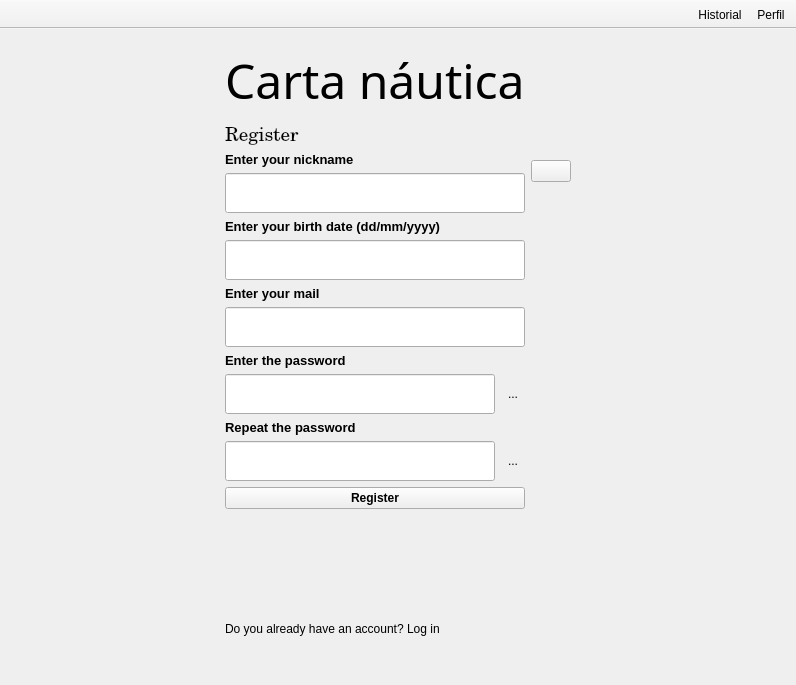
Above: mainwindow.ui from raqquel21/carta-nautica before the change. Below: the same form after it.
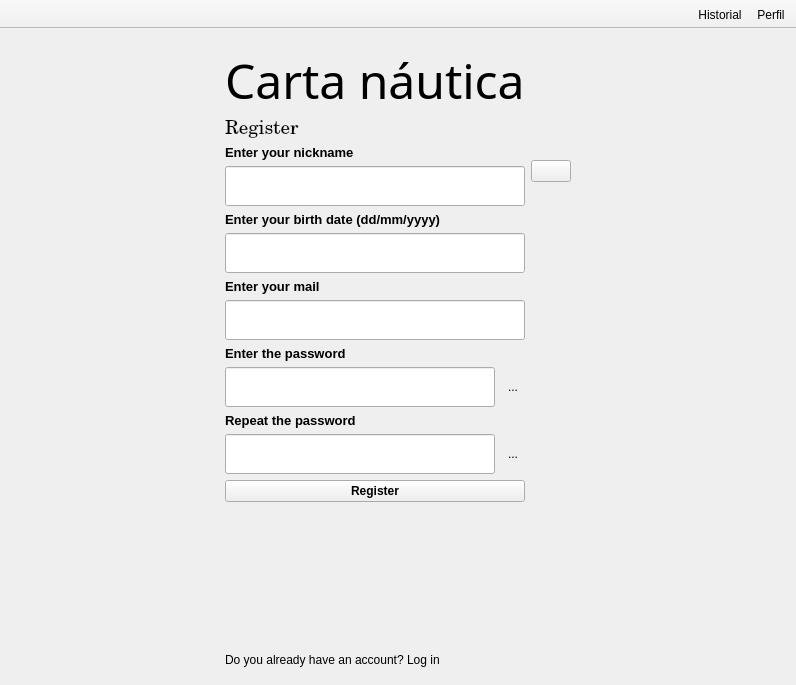
That is the form after the change. The open tabs and pages were chosen to show the change. Icons and pictures are not drawn.

Commit message: pequeños cambios

The edit to the form file:
```diff
--- a/mainwindow.ui
+++ b/mainwindow.ui
@@ -14,15 +14,9 @@
    <string>MainWindow</string>
   </property>
   <widget class="QWidget" name="centralwidget">
+   <layout class="QGridLayout" name="gridLayout_3">
+    <item row="0" column="0">
    <widget class="QStackedWidget" name="stackedWidget">
-    <property name="geometry">
-     <rect>
-      <x>9</x>
-      <y>9</y>
-      <width>778</width>
-      <height>607</height>
-     </rect>
-    </property>
     <property name="minimumSize">
      <size>
       <width>661</width>
@@ -279,32 +273,22 @@
     </widget>
     <widget class="QWidget" name="Register">
      <layout class="QGridLayout" name="gridLayout_9">
-      <item row="1" column="1">
+        <item row="0" column="2">
+         <spacer name="verticalSpacer_19">
+          <property name="orientation">
+           <enum>Qt::Orientation::Vertical</enum>
+          </property>
+          <property name="sizeHint" stdset="0">
+           <size>
+            <width>20</width>
+            <height>40</height>
+           </size>
+          </property>
+         </spacer>
+        </item>
+        <item row="3" column="2">
        <layout class="QGridLayout" name="gridLayout_10">
-        <item row="1" column="1">
-         <spacer name="verticalSpacer_16">
-          <property name="orientation">
-           <enum>Qt::Orientation::Vertical</enum>
-          </property>
-          <property name="sizeHint" stdset="0">
-           <size>
-            <width>20</width>
-            <height>250</height>
-           </size>
-          </property>
-         </spacer>
-        </item>
-        <item row="17" column="1">
-         <widget class="QLineEdit" name="enter_password_r2">
-          <property name="minimumSize">
-           <size>
-            <width>0</width>
-            <height>40</height>
-           </size>
-          </property>
-         </widget>
-        </item>
-        <item row="16" column="1" colspan="2">
+          <item row="13" column="1" colspan="2">
          <widget class="QLabel" name="label_password_4">
           <property name="font">
            <font>
@@ -317,7 +301,42 @@
           </property>
          </widget>
         </item>
-        <item row="14" column="2">
+          <item row="4" column="1" colspan="2">
+           <widget class="QLineEdit" name="enter_nickname_reg">
+            <property name="sizePolicy">
+             <sizepolicy hsizetype="MinimumExpanding" vsizetype="MinimumExpanding">
+              <horstretch>0</horstretch>
+              <verstretch>0</verstretch>
+             </sizepolicy>
+            </property>
+            <property name="minimumSize">
+             <size>
+              <width>0</width>
+              <height>40</height>
+             </size>
+            </property>
+           </widget>
+          </item>
+          <item row="3" column="1" colspan="2">
+           <widget class="QLabel" name="label_enter_nickname">
+            <property name="sizePolicy">
+             <sizepolicy hsizetype="Preferred" vsizetype="Maximum">
+              <horstretch>0</horstretch>
+              <verstretch>0</verstretch>
+             </sizepolicy>
+            </property>
+            <property name="font">
+             <font>
+              <pointsize>10</pointsize>
+              <bold>true</bold>
+             </font>
+            </property>
+            <property name="text">
+             <string>Enter your nickname</string>
+            </property>
+           </widget>
+          </item>
+          <item row="12" column="2">
          <widget class="QToolButton" name="pas2">
           <property name="text">
            <string>...</string>
@@ -330,20 +349,23 @@
           </property>
          </widget>
         </item>
-        <item row="19" column="1" colspan="2">
-         <spacer name="verticalSpacer_15">
-          <property name="orientation">
-           <enum>Qt::Orientation::Vertical</enum>
-          </property>
-          <property name="sizeHint" stdset="0">
-           <size>
-            <width>20</width>
-            <height>350</height>
-           </size>
-          </property>
-         </spacer>
-        </item>
-        <item row="9" column="1" colspan="2">
+          <item row="1" column="1" colspan="2">
+           <widget class="QLabel" name="label_Register">
+            <property name="font">
+             <font>
+              <family>Century</family>
+              <pointsize>14</pointsize>
+             </font>
+            </property>
+            <property name="text">
+             <string>Register</string>
+            </property>
+            <property name="clase" stdset="0">
+             <string>subtitulo</string>
+            </property>
+           </widget>
+          </item>
+          <item row="8" column="1" colspan="2">
          <widget class="QLabel" name="label_enter_nickname_3">
           <property name="sizePolicy">
            <sizepolicy hsizetype="Preferred" vsizetype="Maximum">
@@ -362,19 +384,36 @@
           </property>
          </widget>
         </item>
-        <item row="18" column="1" colspan="2">
-         <widget class="QPushButton" name="buttonRegister">
+          <item row="5" column="1" colspan="2">
+           <widget class="QLabel" name="label_enter_nickname_2">
+            <property name="sizePolicy">
+             <sizepolicy hsizetype="Preferred" vsizetype="Maximum">
+              <horstretch>0</horstretch>
+              <verstretch>0</verstretch>
+             </sizepolicy>
+            </property>
           <property name="font">
            <font>
+              <pointsize>10</pointsize>
             <bold>true</bold>
            </font>
           </property>
           <property name="text">
-           <string>Register</string>
+             <string>Enter your birth date (dd/mm/yyyy)</string>
           </property>
          </widget>
         </item>
-        <item row="10" column="1" colspan="2">
+          <item row="12" column="1">
+           <widget class="QLineEdit" name="enter_password_r1">
+            <property name="minimumSize">
+             <size>
+              <width>0</width>
+              <height>40</height>
+             </size>
+            </property>
+           </widget>
+          </item>
+          <item row="9" column="1" colspan="2">
          <widget class="QLineEdit" name="enter_mail">
           <property name="sizePolicy">
            <sizepolicy hsizetype="MinimumExpanding" vsizetype="MinimumExpanding">
@@ -390,7 +429,29 @@
           </property>
          </widget>
         </item>
-        <item row="12" column="1" colspan="2">
+          <item row="14" column="1">
+           <widget class="QLineEdit" name="enter_password_r2">
+            <property name="minimumSize">
+             <size>
+              <width>0</width>
+              <height>40</height>
+             </size>
+            </property>
+           </widget>
+          </item>
+          <item row="15" column="1" colspan="2">
+           <widget class="QPushButton" name="buttonRegister">
+            <property name="font">
+             <font>
+              <bold>true</bold>
+             </font>
+            </property>
+            <property name="text">
+             <string>Register</string>
+            </property>
+           </widget>
+          </item>
+          <item row="10" column="1" colspan="2">
          <widget class="QLabel" name="label_password_3">
           <property name="font">
            <font>
@@ -403,87 +464,20 @@
           </property>
          </widget>
         </item>
+          <item row="16" column="1" colspan="2">
+           <spacer name="verticalSpacer_15">
+            <property name="orientation">
+             <enum>Qt::Orientation::Vertical</enum>
+            </property>
+            <property name="sizeHint" stdset="0">
+             <size>
+              <width>20</width>
+              <height>350</height>
+             </size>
+            </property>
+           </spacer>
+          </item>
         <item row="6" column="1" colspan="2">
-         <widget class="QLabel" name="label_enter_nickname_2">
-          <property name="sizePolicy">
-           <sizepolicy hsizetype="Preferred" vsizetype="Maximum">
-            <horstretch>0</horstretch>
-            <verstretch>0</verstretch>
-           </sizepolicy>
-          </property>
-          <property name="font">
-           <font>
-            <pointsize>10</pointsize>
-            <bold>true</bold>
-           </font>
-          </property>
-          <property name="text">
-           <string>Enter your birth date (dd/mm/yyyy)</string>
-          </property>
-         </widget>
-        </item>
-        <item row="5" column="1" colspan="2">
-         <widget class="QLineEdit" name="enter_nickname_reg">
-          <property name="sizePolicy">
-           <sizepolicy hsizetype="MinimumExpanding" vsizetype="MinimumExpanding">
-            <horstretch>0</horstretch>
-            <verstretch>0</verstretch>
-           </sizepolicy>
-          </property>
-          <property name="minimumSize">
-           <size>
-            <width>0</width>
-            <height>40</height>
-           </size>
-          </property>
-         </widget>
-        </item>
-        <item row="14" column="1">
-         <widget class="QLineEdit" name="enter_password_r1">
-          <property name="minimumSize">
-           <size>
-            <width>0</width>
-            <height>40</height>
-           </size>
-          </property>
-         </widget>
-        </item>
-        <item row="2" column="1" colspan="2">
-         <widget class="QLabel" name="label_Register">
-          <property name="font">
-           <font>
-            <family>Century</family>
-            <pointsize>14</pointsize>
-           </font>
-          </property>
-          <property name="text">
-           <string>Register</string>
-          </property>
-          <property name="clase" stdset="0">
-           <string>subtitulo</string>
-          </property>
-         </widget>
-        </item>
-        <item row="4" column="1" colspan="2">
-         <widget class="QLabel" name="label_enter_nickname">
-          <property name="sizePolicy">
-           <sizepolicy hsizetype="Preferred" vsizetype="Maximum">
-            <horstretch>0</horstretch>
-            <verstretch>0</verstretch>
-           </sizepolicy>
-          </property>
-          <property name="font">
-           <font>
-            <pointsize>10</pointsize>
-            <bold>true</bold>
-           </font>
-          </property>
-          <property name="text">
-           <string>Enter your nickname</string>
-          </property>
-         </widget>
-        </item>
-        <item row="7" column="1" colspan="2">
          <widget class="QLineEdit" name="enter_birth_date">
           <property name="sizePolicy">
            <sizepolicy hsizetype="MinimumExpanding" vsizetype="MinimumExpanding">
@@ -499,33 +493,7 @@
           </property>
          </widget>
         </item>
-        <item row="15" column="1">
-         <spacer name="verticalSpacer_13">
-          <property name="orientation">
-           <enum>Qt::Orientation::Vertical</enum>
-          </property>
-          <property name="sizeHint" stdset="0">
-           <size>
-            <width>20</width>
-            <height>200</height>
-           </size>
-          </property>
-         </spacer>
-        </item>
-        <item row="11" column="1">
-         <spacer name="verticalSpacer_14">
-          <property name="orientation">
-           <enum>Qt::Orientation::Vertical</enum>
-          </property>
-          <property name="sizeHint" stdset="0">
-           <size>
-            <width>20</width>
-            <height>100</height>
-           </size>
-          </property>
-         </spacer>
-        </item>
-        <item row="17" column="2">
+          <item row="14" column="2">
          <widget class="QToolButton" name="pas3">
           <property name="text">
            <string>...</string>
@@ -543,14 +511,33 @@
         </item>
        </layout>
       </item>
-      <item row="2" column="1">
-       <widget class="QLabel" name="iniciar_sesion">
-        <property name="text">
-         <string>Do you already have an account? Log in</string>
-        </property>
-       </widget>
-      </item>
-      <item row="1" column="2">
+        <item row="3" column="4">
+         <spacer name="horizontalSpacer_9">
+          <property name="orientation">
+           <enum>Qt::Orientation::Horizontal</enum>
+          </property>
+          <property name="sizeHint" stdset="0">
+           <size>
+            <width>20</width>
+            <height>20</height>
+           </size>
+          </property>
+         </spacer>
+        </item>
+        <item row="2" column="2">
+         <spacer name="verticalSpacer_13">
+          <property name="orientation">
+           <enum>Qt::Orientation::Vertical</enum>
+          </property>
+          <property name="sizeHint" stdset="0">
+           <size>
+            <width>20</width>
+            <height>40</height>
+           </size>
+          </property>
+         </spacer>
+        </item>
+        <item row="3" column="3">
        <layout class="QVBoxLayout" name="verticalLayout_2">
         <item>
          <spacer name="verticalSpacer_18">
@@ -590,20 +577,7 @@
         </item>
        </layout>
       </item>
-      <item row="1" column="5">
-       <spacer name="horizontalSpacer_9">
-        <property name="orientation">
-         <enum>Qt::Orientation::Horizontal</enum>
-        </property>
-        <property name="sizeHint" stdset="0">
-         <size>
-          <width>20</width>
-          <height>20</height>
-         </size>
-        </property>
-       </spacer>
-      </item>
-      <item row="0" column="1">
+        <item row="1" column="2">
        <widget class="QLabel" name="titulo_2">
         <property name="sizePolicy">
          <sizepolicy hsizetype="MinimumExpanding" vsizetype="MinimumExpanding">
@@ -625,7 +599,14 @@
         </property>
        </widget>
       </item>
-      <item row="1" column="0">
+        <item row="4" column="2">
+         <widget class="QLabel" name="iniciar_sesion">
+          <property name="text">
+           <string>Do you already have an account? Log in</string>
+          </property>
+         </widget>
+        </item>
+        <item row="3" column="1">
        <spacer name="horizontalSpacer_8">
         <property name="orientation">
          <enum>Qt::Orientation::Horizontal</enum>
@@ -1813,6 +1794,8 @@
      </layout>
     </widget>
    </widget>
+    </item>
+   </layout>
   </widget>
   <widget class="QToolBar" name="toolBar">
    <property name="font">
```
Left out of the diff: 300 changed lines with no effect on the pictures. Lines whose indentation alone changed are shown as unchanged. The commit also changes 2 other files.
